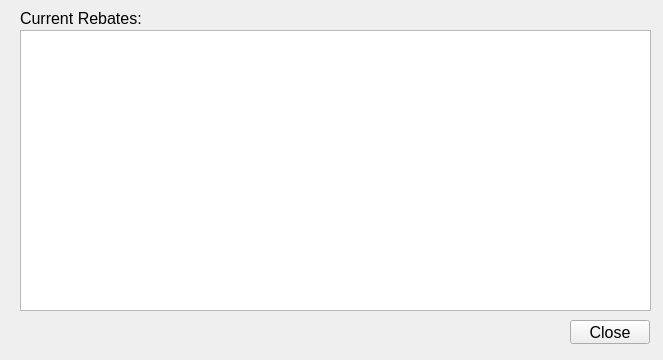
Qt form rebatewindow.ui (P4TOO/BulkClub-System) before a commit.
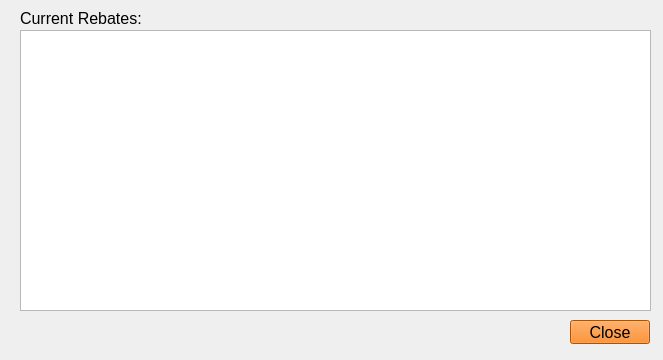
The same form after that commit.

Commit message: added colors to all completed ui windows

```diff
--- a/rebatewindow.ui
+++ b/rebatewindow.ui
@@ -27,6 +27,9 @@
      <pointsize>12</pointsize>
     </font>
    </property>
+   <property name="styleSheet">
+    <string notr="true">background-color: rgb(241, 115, 0)</string>
+   </property>
    <property name="text">
     <string>Close</string>
    </property>
```
The commit also changes 8 other files.
